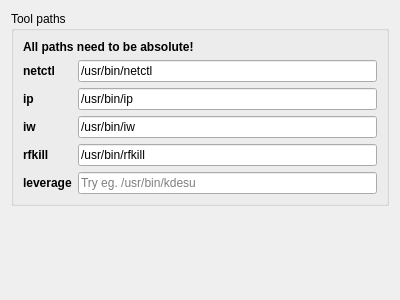
luebking/qnetctl, file settings.ui: the form before one commit.
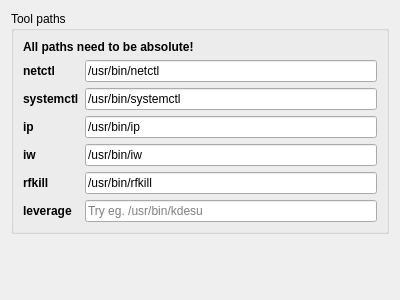
The form after the commit.

Commit message: fix major autoconnection setup errors and add systemctl binary setting

The edit to the form file:
```diff
--- a/settings.ui
+++ b/settings.ui
@@ -58,7 +58,7 @@
           </property>
          </widget>
         </item>
-        <item row="1" column="0">
+        <item row="2" column="0">
          <widget class="QLabel" name="label_2">
           <property name="font">
            <font>
@@ -71,14 +71,14 @@
           </property>
          </widget>
         </item>
-        <item row="1" column="1">
+        <item row="2" column="1">
          <widget class="QLineEdit" name="ip">
           <property name="text">
            <string>/usr/bin/ip</string>
           </property>
          </widget>
         </item>
-        <item row="2" column="0">
+        <item row="3" column="0">
          <widget class="QLabel" name="label_3">
           <property name="font">
            <font>
@@ -91,14 +91,14 @@
           </property>
          </widget>
         </item>
-        <item row="2" column="1">
+        <item row="3" column="1">
          <widget class="QLineEdit" name="iw">
           <property name="text">
            <string>/usr/bin/iw</string>
           </property>
          </widget>
         </item>
-        <item row="3" column="0">
+        <item row="4" column="0">
          <widget class="QLabel" name="label_4">
           <property name="font">
            <font>
@@ -111,14 +111,14 @@
           </property>
          </widget>
         </item>
-        <item row="3" column="1">
+        <item row="4" column="1">
          <widget class="QLineEdit" name="rfkill">
           <property name="text">
            <string>/usr/bin/rfkill</string>
           </property>
          </widget>
         </item>
-        <item row="4" column="0">
+        <item row="5" column="0">
          <widget class="QLabel" name="label_5">
           <property name="font">
            <font>
@@ -131,13 +131,33 @@
           </property>
          </widget>
         </item>
-        <item row="4" column="1">
+        <item row="5" column="1">
          <widget class="QLineEdit" name="leverage">
           <property name="placeholderText">
            <string>Try eg. /usr/bin/kdesu</string>
           </property>
          </widget>
         </item>
+        <item row="1" column="0">
+         <widget class="QLabel" name="label_7">
+          <property name="font">
+           <font>
+            <weight>75</weight>
+            <bold>true</bold>
+           </font>
+          </property>
+          <property name="text">
+           <string>systemctl</string>
+          </property>
+         </widget>
+        </item>
+        <item row="1" column="1">
+         <widget class="QLineEdit" name="systemctl">
+          <property name="text">
+           <string>/usr/bin/systemctl</string>
+          </property>
+         </widget>
+        </item>
        </layout>
       </item>
      </layout>
```
Left out of the diff: 8 changed lines with no effect on the pictures. The commit also changes 1 other file.
